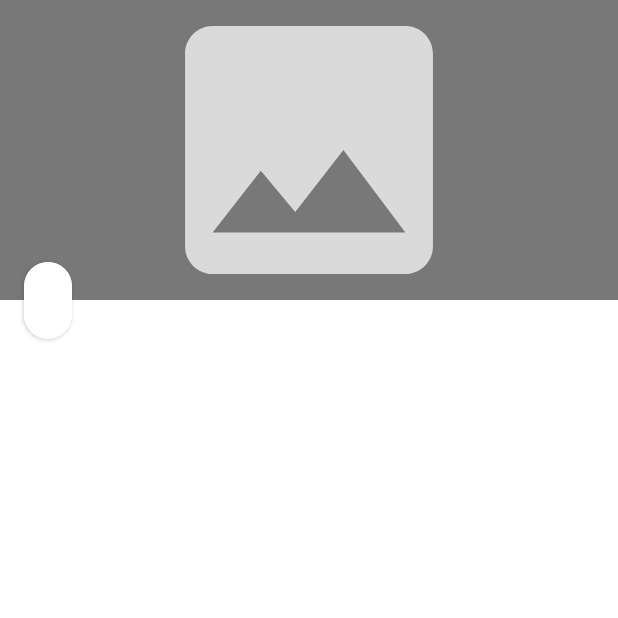
After one commit to vinicius-ma/orgs, an Android app built with Jetpack Compose: the ProductDetailsActivity screen opened directly, with no data from a screen before it, on a phone screen of 412 x 824 dp, the top half of it. The commit adds this screen. Run offline under Robolectric (Android 15) with nearby library versions, the phone set to English and light mode, and no system bars; libraries missing offline, so code that uses them is left out: coil.decode, com.google.android.material; 2 statements that could not run were skipped.

Commit message:
new feature: product details activity

```diff
--- a/app/src/main/AndroidManifest.xml
+++ b/app/src/main/AndroidManifest.xml
@@ -16,7 +16,12 @@
         android:theme="@style/Theme.Orgs"
         tools:targetApi="31"
         >
-        <activity android:name=".ui.activity.ProductFormActivity" />
+        <activity android:name=".ui.activity.ProductFormActivity"
+            android:theme="@style/Theme.Orgs"
+            />
+        <activity android:name=".ui.activity.ProductDetailsActivity"
+            android:theme="@style/Theme.Orgs"
+            />
         <activity
             android:name=".ui.activity.ProductsListActivity"
             android:exported="true"
--- a/app/src/main/java/br/com/vinma/orgs/dao/ProductsDao.kt
+++ b/app/src/main/java/br/com/vinma/orgs/dao/ProductsDao.kt
@@ -8,6 +8,11 @@ class ProductsDao {
         products.add(product)
     }
 
+    fun findItemByPosition(position: Int): Product? {
+        if(position < 0 || position >= products.size) return null
+        return products[position]
+    }
+
     fun getAll(): List<Product> = products
 
     companion object {
--- a/app/src/main/java/br/com/vinma/orgs/model/Product.kt
+++ b/app/src/main/java/br/com/vinma/orgs/model/Product.kt
@@ -1,5 +1,6 @@
 package br.com.vinma.orgs.model
 
+import java.io.Serializable
 import java.math.BigDecimal
 import java.text.NumberFormat
 import java.util.Currency
@@ -9,7 +10,7 @@ data class Product(
     val description: String,
     val price: BigDecimal,
     val url: String? = null
-){
+): Serializable{
 
     fun formattedPrice(): String? {
         val formatter = NumberFormat.getCurrencyInstance()
--- /dev/null
+++ b/app/src/main/java/br/com/vinma/orgs/ui/activity/ProductDetailsActivity.kt
@@ -0,0 +1,35 @@
+package br.com.vinma.orgs.ui.activity
+
+import android.os.Build
+import android.os.Bundle
+import android.view.Window
+import androidx.appcompat.app.AppCompatActivity
+import br.com.vinma.orgs.databinding.ActivityProductDetailsBinding
+import br.com.vinma.orgs.extensions.loadImageOrGifWithFallBacks
+import br.com.vinma.orgs.model.Product
+
+class ProductDetailsActivity: AppCompatActivity() {
+
+    override fun onCreate(savedInstanceState: Bundle?) {
+        super.onCreate(savedInstanceState)
+
+        window.requestFeature(Window.FEATURE_ACTION_BAR)
+        supportActionBar?.hide()
+
+        val binding = ActivityProductDetailsBinding.inflate(layoutInflater)
+        setContentView(binding.root)
+
+        val product: Product? = if (Build.VERSION.SDK_INT >= Build.VERSION_CODES.TIRAMISU) {
+            intent.getSerializableExtra("KEY_PRODUCT", Product::class.java)
+        } else ({
+            @Suppress("DEPRECATION")
+            intent.getSerializableExtra("KEY_PRODUCT")
+        }) as Product?
+
+        binding.activityProductDetailsName.text = product?.name
+        binding.activityProductDetailsDescription.text = product?.description
+        binding.activityProductDetailsPrice.text = product?.formattedPrice()
+        binding.activityProductDetailsImage.loadImageOrGifWithFallBacks(this, product?.url)
+
+    }
+}
--- a/app/src/main/java/br/com/vinma/orgs/ui/activity/ProductsListActivity.kt
+++ b/app/src/main/java/br/com/vinma/orgs/ui/activity/ProductsListActivity.kt
@@ -2,7 +2,9 @@ package br.com.vinma.orgs.ui.activity
 
 import android.content.Intent
 import android.os.Bundle
+import android.util.Log
 import androidx.appcompat.app.AppCompatActivity
+import androidx.compose.ui.tooling.preview.datasource.LoremIpsum
 import br.com.vinma.orgs.dao.ProductsDao
 import br.com.vinma.orgs.databinding.ActivityProductsListBinding
 import br.com.vinma.orgs.model.Product
@@ -23,7 +25,8 @@ class ProductsListActivity: AppCompatActivity() {
 
         for(i in 1..10) {
             val price = 10 + i + i/100.0
-            dao.add(Product("Produto $i", "Descrição do produto $i", BigDecimal(price),
+            val description = LoremIpsum(200 + 10 * i).values.toList()[0]
+            dao.add(Product("Produto $i", description, BigDecimal(price),
             "https://media.tenor.com/_ug_rmdmfhIAAAAS/vegetables.gif"))}
     }
 
@@ -44,6 +47,14 @@ class ProductsListActivity: AppCompatActivity() {
     }
 
     private fun configureAdapter() {
+        adapter.onItemClickListener = { position ->
+            val product = dao.findItemByPosition(position)
+            Log.e("TAG_DEBUG", "onItemClick: clicked $position (${product?.name})")
+            val intent = Intent(this@ProductsListActivity, ProductDetailsActivity::class.java)
+            intent.putExtra("KEY_PRODUCT", product)
+            startActivity(intent)
+        }
+
         val recyclerView = binding.activityProductListRecyclerview
         recyclerView.adapter = adapter
     }
--- a/app/src/main/java/br/com/vinma/orgs/ui/recyclerview/adapter/ProductListAdapter.kt
+++ b/app/src/main/java/br/com/vinma/orgs/ui/recyclerview/adapter/ProductListAdapter.kt
@@ -11,8 +11,10 @@ import br.com.vinma.orgs.model.Product
 
 class ProductListAdapter(
     private val context : Context,
-    products : List<Product>
+    products : List<Product>,
 ) : RecyclerView.Adapter<ProductListAdapter.ViewHolder>() {
+
+    lateinit var onItemClickListener: (position: Int) -> Unit
 
     private val products = products.toMutableList()
 
@@ -36,17 +38,24 @@ class ProductListAdapter(
         notifyDataSetChanged()
     }
 
-    class ViewHolder(private val binding: ProductItemBinding)
+    inner class ViewHolder(private val binding: ProductItemBinding)
         : RecyclerView.ViewHolder(binding.root) {
 
         private val context: Context = binding.root.context
+        private lateinit var product: Product
+        init {
+            itemView.setOnClickListener {
+                if (::product.isInitialized) onItemClickListener(adapterPosition)
+            }
+        }
 
         fun bind(product: Product) {
+            this.product = product
+
             binding.productItemName.text = product.name
             binding.productItemDescription.text = product.description
             binding.productItemPrice.text = product.formattedPrice()
             binding.activityProductFormImage.loadImageOrGifWithFallBacks(context, product.url)
         }
     }
-
 }
--- /dev/null
+++ b/app/src/main/res/layout/activity_product_details.xml
@@ -0,0 +1,91 @@
+<?xml version="1.0" encoding="utf-8"?>
+<androidx.core.widget.NestedScrollView
+    xmlns:android="http://schemas.android.com/apk/res/android"
+    xmlns:app="http://schemas.android.com/apk/res-auto"
+    xmlns:tools="http://schemas.android.com/tools"
+    android:layout_width="match_parent"
+    android:layout_height="wrap_content"
+    >
+    <androidx.constraintlayout.widget.ConstraintLayout
+        android:layout_width="match_parent"
+        android:layout_height="match_parent"
+        >
+        <!-- region IMAGEVIEW -->
+        <ImageView
+            android:id="@+id/activity_product_details_image"
+            android:layout_width="0dp"
+            android:layout_height="200dp"
+            app:layout_constraintBottom_toBottomOf="parent"
+            app:layout_constraintEnd_toEndOf="parent"
+            app:layout_constraintStart_toStartOf="parent"
+            app:layout_constraintTop_toTopOf="parent"
+            app:layout_constraintVertical_bias="0.0"
+            android:clickable="true"
+            android:contentDescription="@string/product_item_image_descr"
+            android:scaleType="centerCrop"
+            android:background="@color/ic_image_add_background"
+            app:srcCompat="@drawable/ic_image_add_foreground"
+            tools:srcCompat="@tools:sample/backgrounds/scenic"
+            />
+        <!-- endregion -->
+        <!-- region PRICE -->
+        <androidx.cardview.widget.CardView
+            android:id="@+id/activity_product_details_price_cardView"
+            android:layout_width="wrap_content"
+            android:layout_height="wrap_content"
+            app:layout_constraintTop_toBottomOf="@id/activity_product_details_image"
+            app:layout_constraintBottom_toBottomOf="@id/activity_product_details_image"
+            app:layout_constraintStart_toStartOf="@id/activity_product_details_image"
+            app:layout_constraintEnd_toEndOf="@id/activity_product_details_image"
+            app:layout_constraintHorizontal_bias="0.0"
+            android:layout_marginStart="16dp"
+            app:cardCornerRadius="25dp"
+            android:elevation="10dp"
+            >
+            <TextView
+                android:layout_width="wrap_content"
+                android:layout_height="wrap_content"
+                tools:text="R$ 50000,00"
+                android:background="@color/white"
+                android:textColor="@color/colorPrimaryVariant"
+                android:textStyle="bold"
+                android:textSize="24sp"
+                android:paddingHorizontal="16dp"
+                android:paddingVertical="8dp"
+                />
+        </androidx.cardview.widget.CardView>
+        <!-- endregion -->
+        <!-- region NAME -->
+        <TextView
+            android:id="@+id/activity_product_details_name"
+            android:layout_width="0dp"
+            android:layout_height="wrap_content"
+            app:layout_constraintTop_toBottomOf="@id/activity_product_details_price_cardView"
+            app:layout_constraintBottom_toTopOf="@id/activity_product_details_description"
+            app:layout_constraintStart_toStartOf="@id/activity_product_details_image"
+            app:layout_constraintEnd_toEndOf="@id/activity_product_details_image"
+            android:layout_marginTop="16dp"
+            android:layout_marginHorizontal="8dp"
+            android:textSize="28sp"
+            android:textStyle="bold"
+            android:textColor="@color/gray_darker"
+            tools:text="@string/product_name_placeholder"
+            />
+        <!-- endregion -->
+        <!-- region DESCRIPTION -->
+        <TextView
+            android:id="@+id/activity_product_details_description"
+            android:layout_width="0dp"
+            android:layout_height="wrap_content"
+            app:layout_constraintTop_toBottomOf="@id/activity_product_details_name"
+            app:layout_constraintBottom_toBottomOf="parent"
+            app:layout_constraintStart_toStartOf="@id/activity_product_details_image"
+            app:layout_constraintEnd_toEndOf="@id/activity_product_details_image"
+            android:layout_marginTop="16dp"
+            android:layout_marginHorizontal="8dp"
+            android:textSize="20sp"
+            android:textColor="@color/gray"
+            tools:text="@tools:sample/lorem/random"
+            />
+    </androidx.constraintlayout.widget.ConstraintLayout>
+</androidx.core.widget.NestedScrollView>
--- a/app/src/main/res/layout/product_item.xml
+++ b/app/src/main/res/layout/product_item.xml
@@ -10,6 +10,7 @@
     app:cardCornerRadius="8dp"
     android:elevation="8dp"
     style="@style/Theme.Orgs.View"
+    android:clickable="true"
     >
     <androidx.constraintlayout.widget.ConstraintLayout
         android:layout_width="match_parent"
--- a/app/src/main/res/values/themes.xml
+++ b/app/src/main/res/values/themes.xml
@@ -1,4 +1,4 @@
-<resources xmlns:tools="http://schemas.android.com/tools">
+<resources>
     <!-- Base application theme. -->
     <style name="Theme.Orgs" parent="Theme.MaterialComponents.Light.DarkActionBar">
         <!-- Primary brand color. -->
@@ -17,22 +17,26 @@
         <item name="android:textColor">@color/gray_darker</item>
         <item name="actionOverflowMenuStyle">@style/Widget.Material3.PopupMenu</item>
     </style>
-    <style name="Theme.Orgs.View">
-    </style>
+    <style name="Theme.Orgs.View"/>
+
     <style name="Theme.Orgs.View.Dialog" parent="Theme.MaterialComponents.DayNight.Dialog.MinWidth">
         <item name="android:fontFamily">@font/montserrat</item>
+        <item name="dialogCornerRadius">16dp</item>
         <item name="buttonBarPositiveButtonStyle">@style/Theme.Orgs.Dialog.Button</item>
         <item name="buttonBarNegativeButtonStyle">@style/Theme.Orgs.Dialog.Button</item>
     </style>
+
     <style name="Theme.Orgs.Text">
         <item name="android:fontFamily">@font/montserrat</item>
     </style>
+
     <style name="Theme.Orgs.Text.InputLayout" parent="Widget.MaterialComponents.TextInputLayout.OutlinedBox">
         <item name="android:fontFamily">@font/montserrat</item>
         <item name="android:textColorHint">@color/gray_lighter</item>
         <item name="startIconTint">@color/gray_lighter</item>
         <item name="boxStrokeColor">@color/colorPrimary</item>
     </style>
+
     <style name="Theme.Orgs.Dialog.Button" parent="Theme.Orgs">
         <item name="android:background">@color/transparent</item>
         <item name="android:textColor">@color/colorPrimary</item>
```
